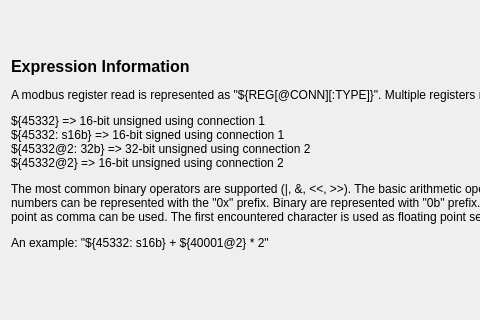
Before: the Qt Designer form src/dialogs/expressionsdialog.ui in ModbusScope/ModbusScope, drawn with Qt 5; both pictures show x 0 to 480 and y 509 to 829 of the 823 by 829 pixel window.
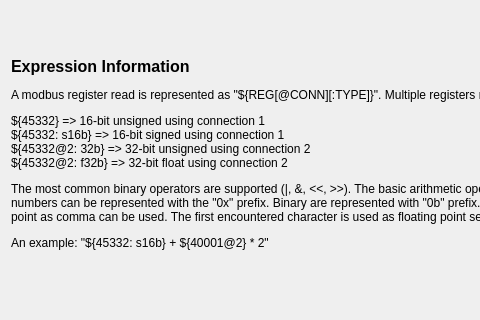
After: the same form once the commit is applied.

Commit message: Add f32b to example in info

```diff
--- a/src/dialogs/expressionsdialog.ui
+++ b/src/dialogs/expressionsdialog.ui
@@ -210,7 +210,7 @@
          </sizepolicy>
         </property>
         <property name="text">
-         <string>&lt;html&gt;&lt;head/&gt;&lt;body&gt;&lt;p&gt;&lt;span style=&quot; font-size:12pt; font-weight:600;&quot;&gt;Expression Information&lt;/span&gt;&lt;/p&gt;&lt;p&gt;A modbus register read is represented as &amp;quot;${REG[@CONN][:TYPE]}&amp;quot;. Multiple registers read can be combined in one expression.&lt;/p&gt;&lt;p&gt;${45332} =&amp;gt; 16-bit unsigned using connection 1&lt;br/&gt;${45332: s16b} =&amp;gt; 16-bit signed using connection 1&lt;br/&gt;${45332@2: 32b} =&amp;gt; 32-bit unsigned using connection 2&lt;br/&gt;${45332@2} =&amp;gt; 16-bit unsigned using connection 2&lt;/p&gt;&lt;p&gt;The most common binary operators are supported (|, &amp;amp;, &amp;lt;&amp;lt;, &amp;gt;&amp;gt;). The basic arithmetic operators are also supported (+, -, *, /, %, ^). Hexadecimal numbers can be represented with the &amp;quot;0x&amp;quot; prefix. Binary are represented with &amp;quot;0b&amp;quot; prefix. Floating point number are also supported. Both a decimal point as comma can be used. The first encountered character is used as floating point separator.&lt;/p&gt;&lt;p&gt;An example: &amp;quot;${45332: s16b} + ${40001@2} * 2&amp;quot;&lt;/p&gt;&lt;/body&gt;&lt;/html&gt;</string>
+         <string>&lt;html&gt;&lt;head/&gt;&lt;body&gt;&lt;p&gt;&lt;span style=&quot; font-size:12pt; font-weight:600;&quot;&gt;Expression Information&lt;/span&gt;&lt;/p&gt;&lt;p&gt;A modbus register read is represented as &amp;quot;${REG[@CONN][:TYPE]}&amp;quot;. Multiple registers read can be combined in one expression.&lt;/p&gt;&lt;p&gt;${45332} =&amp;gt; 16-bit unsigned using connection 1&lt;br/&gt;${45332: s16b} =&amp;gt; 16-bit signed using connection 1&lt;br/&gt;${45332@2: 32b} =&amp;gt; 32-bit unsigned using connection 2&lt;br/&gt;${45332@2: f32b} =&amp;gt; 32-bit float using connection 2&lt;/p&gt;&lt;p&gt;The most common binary operators are supported (|, &amp;amp;, &amp;lt;&amp;lt;, &amp;gt;&amp;gt;). The basic arithmetic operators are also supported (+, -, *, /, %, ^). Hexadecimal numbers can be represented with the &amp;quot;0x&amp;quot; prefix. Binary are represented with &amp;quot;0b&amp;quot; prefix. Floating point number are also supported. Both a decimal point as comma can be used. The first encountered character is used as floating point separator.&lt;/p&gt;&lt;p&gt;An example: &amp;quot;${45332: s16b} + ${40001@2} * 2&amp;quot;&lt;/p&gt;&lt;/body&gt;&lt;/html&gt;</string>
         </property>
         <property name="wordWrap">
          <bool>true</bool>
```
